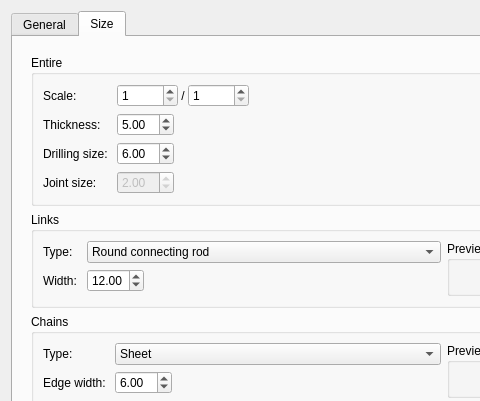
Above: core/io/slvsType.ui from KmolYuan/Pyslvs-UI before the change; both pictures show x 0 to 480 and y 0 to 401 of the 562 by 636 pixel window. Below: the same form after it.
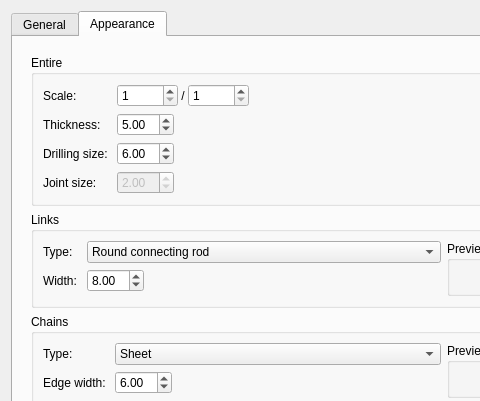
That is the form after the change. The open tabs and pages were chosen to show the change. Icons and pictures are not drawn.

```diff
--- a/core/io/slvsType.ui
+++ b/core/io/slvsType.ui
@@ -498,7 +498,7 @@
      </widget>
      <widget class="QWidget" name="size">
       <attribute name="title">
-       <string>Size</string>
+       <string>Appearance</string>
       </attribute>
       <layout class="QVBoxLayout" name="verticalLayout_10">
        <item>
@@ -736,7 +736,7 @@
                     <double>0.010000000000000</double>
                    </property>
                    <property name="value">
-                    <double>12.000000000000000</double>
+                    <double>8.000000000000000</double>
                    </property>
                   </widget>
                  </item>
```
Left out of the diff: 16 changed lines with no effect on the pictures.
